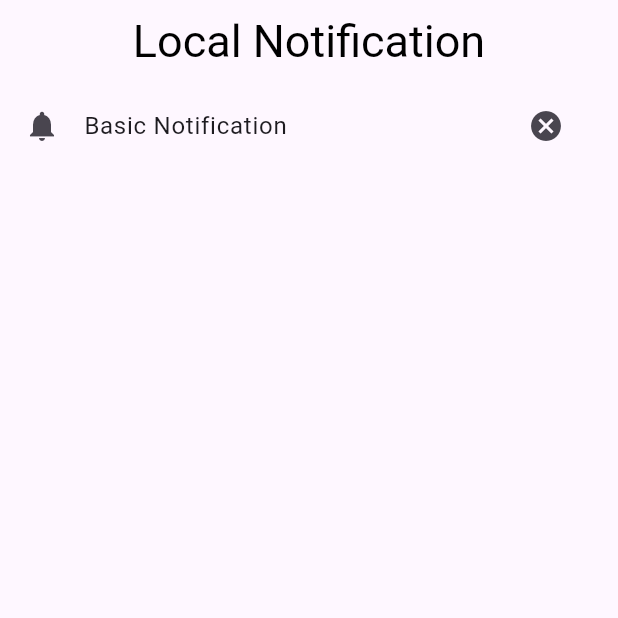
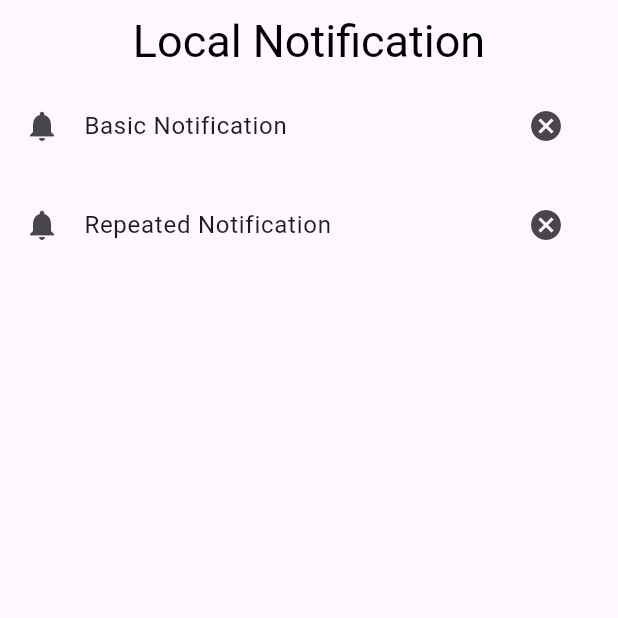
Before and after one commit to ahmed-khaled56/local_notification, a Flutter app: the screen it shows after launch, on a phone screen of 412 x 824 dp, the top half of it. Run offline on Flutter 3.47's test engine with Material 3 defaults, Android fonts, the phone set to English and light mode, and no system bars; our stand-ins replace flutter_local_notifications.

Commit message:
trigered the showRepeatedNotification

```diff
--- a/lib/services/local_notify_service.dart
+++ b/lib/services/local_notify_service.dart
@@ -18,7 +18,7 @@ class LocalNotifyService {
     );
   }
 
-  static void showRepeatedNotification() async {
+  static void showBasicNotification() async {
     NotificationDetails Details = NotificationDetails(
       android: AndroidNotificationDetails(
         "id 1",
@@ -36,7 +36,7 @@ class LocalNotifyService {
     );
   }
 
-  static void showBasicNotification() async {
+  static void showRepeatedNotification() async {
     NotificationDetails Details = NotificationDetails(
       android: AndroidNotificationDetails(
         "id 1",
--- a/lib/views/home_view.dart
+++ b/lib/views/home_view.dart
@@ -18,6 +18,14 @@ class HomeView extends StatelessWidget {
               LocalNotifyService.showBasicNotification();
             },
           ),
+          SizedBox(height: 10),
+          CustomListTile(
+            title: "Repeated Notification",
+            onPressedCanceled: () {},
+            onTap: () {
+              LocalNotifyService.showRepeatedNotification();
+            },
+          ),
         ],
       ),
     );
```
